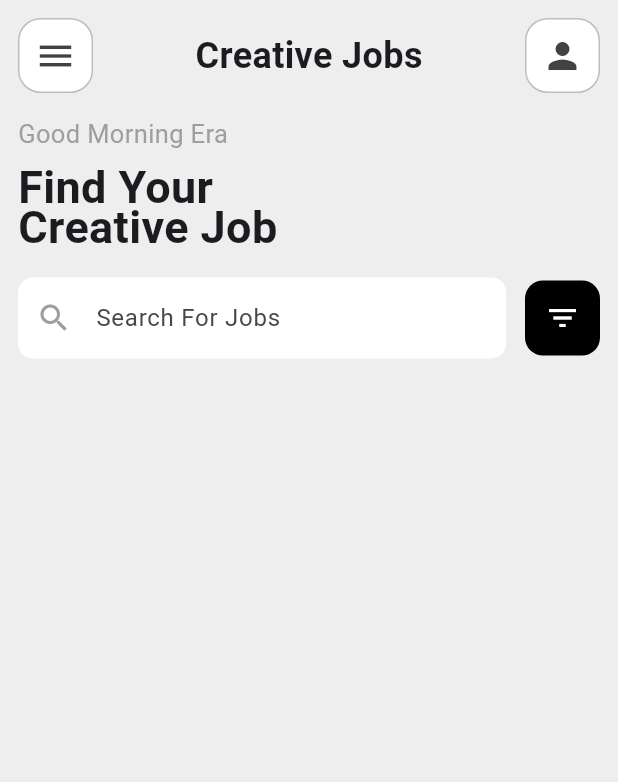
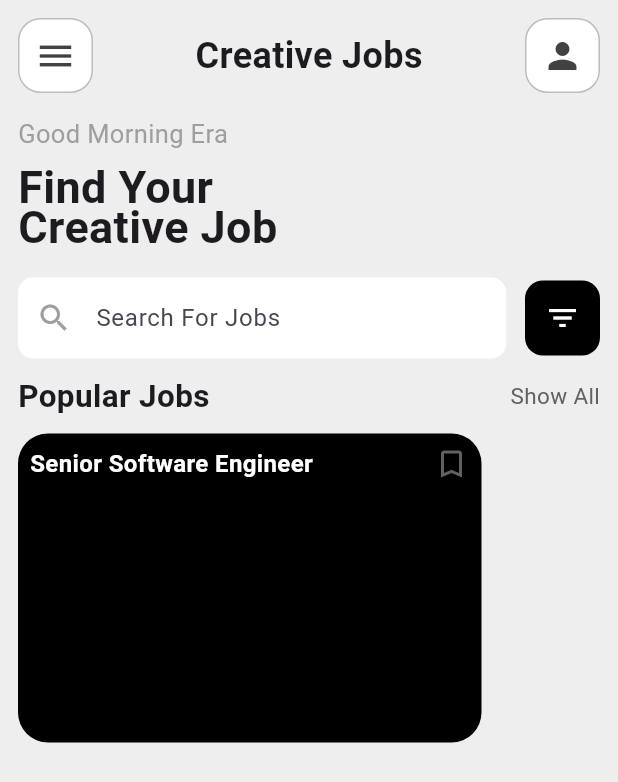
Before and after one commit to Eranga035225/job_app_flutter, a Flutter app: the screen it shows after launch, on a phone screen of 412 x 824 dp. Shown: the top 782 px of the screen. Run offline on Flutter 3.47's test engine with Material 3 defaults, Android fonts, the phone set to English and light mode, and no system bars; missing offline and left inert: dart:ffi.

Commit message:
developed section 1

```diff
--- a/lib/Screens/homepage/homepage.dart
+++ b/lib/Screens/homepage/homepage.dart
@@ -68,8 +68,40 @@ class _HomePageState extends State<HomePage> {
 
                     ),
                     child: Icon(Icons.filter_list, color: Colors.white,),
-                  )
+                  ),
+
+
+
+
+
                 ],
+              ),
+              SizedBox(height: 10),
+
+              Row(
+                mainAxisAlignment: MainAxisAlignment.spaceBetween,
+                crossAxisAlignment: CrossAxisAlignment.center,
+                children: [
+                Text('Popular Jobs', style: TextStyle(fontSize: 21, fontWeight: FontWeight.bold),),
+                Text('Show All', style: TextStyle(fontSize: 15, color: Colors.grey.shade700),),
+              ],),
+
+              SizedBox(height: 10),
+              Container(
+                padding : EdgeInsets.all(8),
+                width: size.width * 0.75,
+                height: size.width * 0.5,
+                decoration: BoxDecoration(
+                  color: Colors.black,
+                  borderRadius: BorderRadius.circular(20)
+                ),
+              child: Column(children: [
+                Row(children: [
+                  Text('Senior Software Engineer', style: TextStyle(fontSize: 16, color: Colors.white, fontWeight: FontWeight.w600),),
+                  Spacer(),
+                  Icon(Icons.bookmark_border, color: Colors.grey.shade700,),
+                ],)
+              ],)
               )
 
 
```
